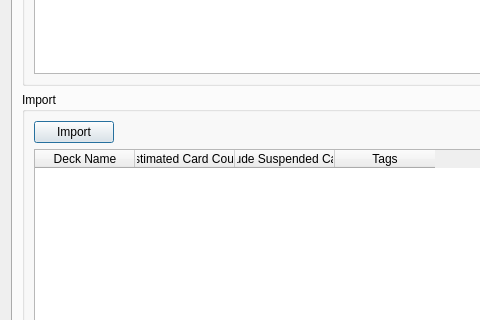
Before: the Qt Designer form FilteredDeckManager/Designer/form.ui in arvinddraffen/FilteredDeckManagerPlugin, drawn with Qt 5; both pictures show x 0 to 480 and y 331 to 651 of the 605 by 872 pixel window.
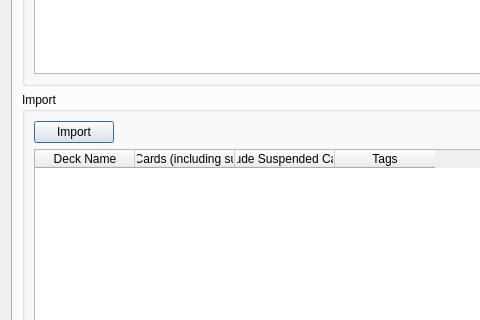
After: the same form once the commit is applied.

Commit message: Accurately count total number of cards per filtered deck based on tag.

Patch:
```diff
--- a/FilteredDeckManager/Designer/form.ui
+++ b/FilteredDeckManager/Designer/form.ui
@@ -105,7 +105,7 @@
             </column>
             <column>
              <property name="text">
-              <string>Estimated Card Count</string>
+              <string>Total # of Cards (including suspended)</string>
              </property>
             </column>
             <column>
```
The commit also changes 1 other file.
